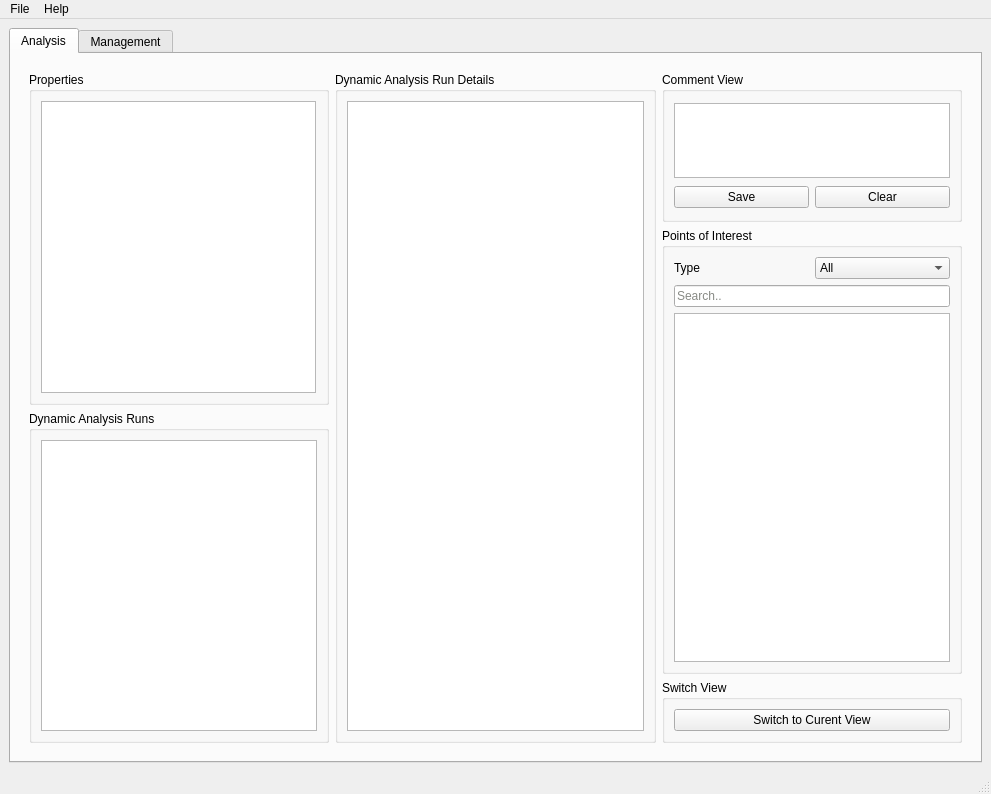
This is src/GUI/ui_files/BATT5_GUI.ui in adalio0/BATT5 as Qt 5 draws it before an edit. The edited form follows.
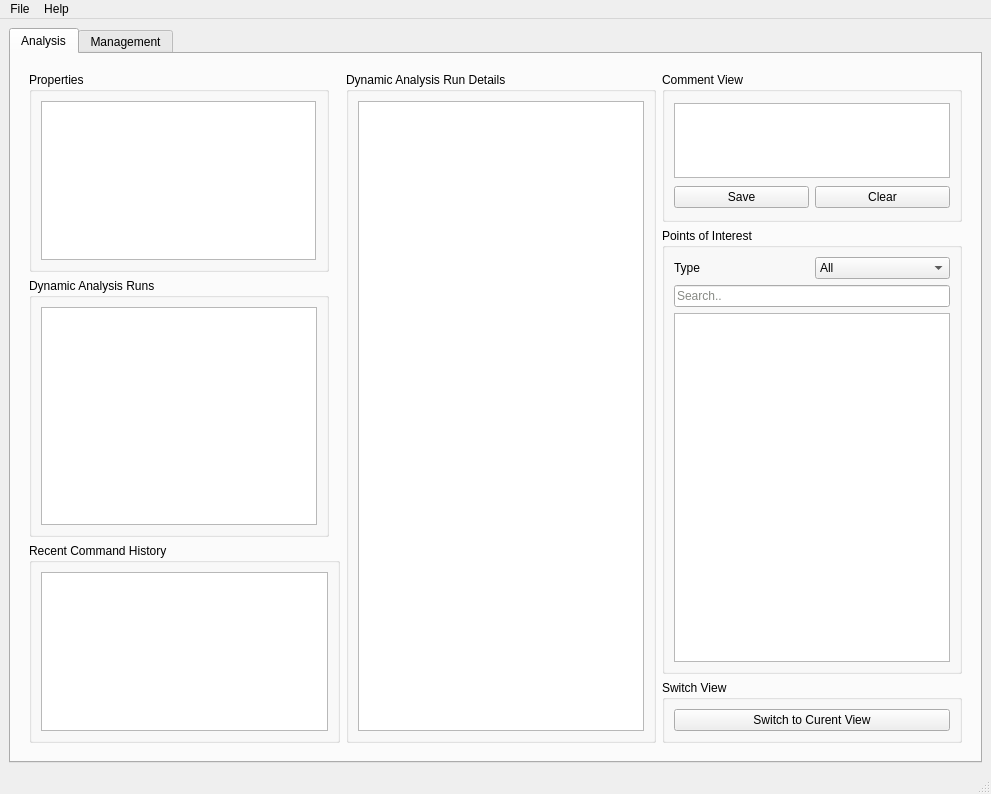
This is the edited form. The open tabs and pages were chosen to show the change.

```diff
--- a/src/GUI/ui_files/BATT5_GUI.ui
+++ b/src/GUI/ui_files/BATT5_GUI.ui
@@ -548,7 +548,7 @@
                 <property name="maximumSize">
                  <size>
                   <width>300</width>
-                  <height>350</height>
+                  <height>200</height>
                  </size>
                 </property>
                 <property name="acceptDrops">
@@ -581,7 +581,7 @@
                    <property name="maximumSize">
                     <size>
                      <width>250</width>
-                     <height>300</height>
+                     <height>250</height>
                     </size>
                    </property>
                    <property name="html">
@@ -614,6 +614,24 @@
                 </layout>
                </widget>
               </item>
+              <item>
+               <widget class="QGroupBox" name="recentCmd_box">
+                <property name="maximumSize">
+                 <size>
+                  <width>16777215</width>
+                  <height>200</height>
+                 </size>
+                </property>
+                <property name="title">
+                 <string>Recent Command History</string>
+                </property>
+                <layout class="QVBoxLayout" name="verticalLayout_25">
+                 <item>
+                  <widget class="QTextBrowser" name="recentCmd_text"/>
+                 </item>
+                </layout>
+               </widget>
+              </item>
              </layout>
             </item>
             <item>
```
Left out of the diff: 7 changed lines with no effect on the pictures.
